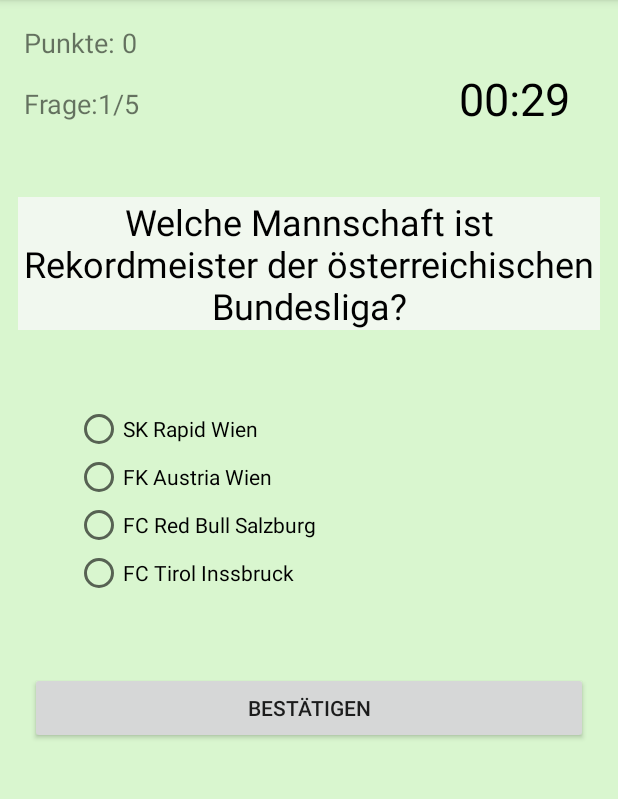
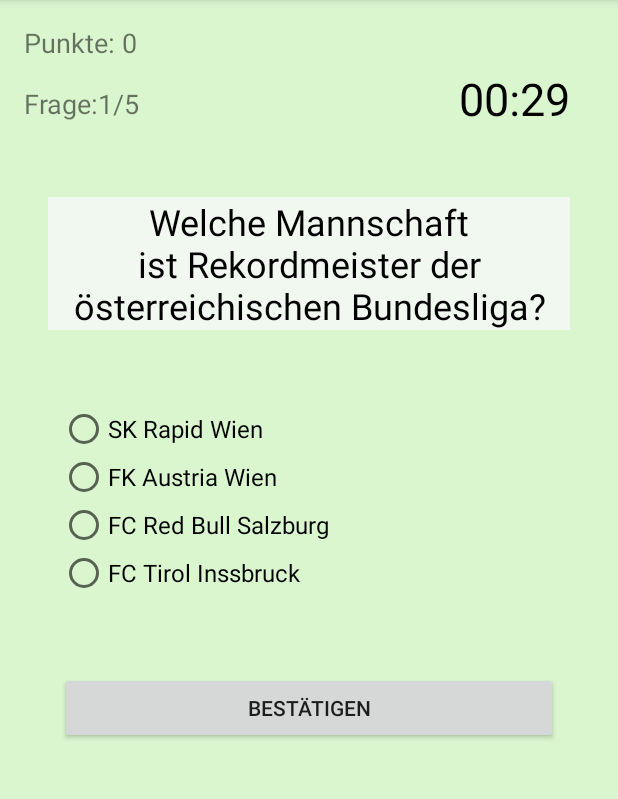
Before and after one commit to gabor2020/FootballApp, an Android app: the QuizActivity screen opened directly, with no data from a screen before it, after a tap on "QUIZ STARTEN", on a phone screen of 412 x 824 dp, the part 84-883 px from its top. Run offline under Robolectric (Android 15) with nearby library versions, the phone set to English and light mode, and no system bars.

Commit message:
Daily Commit 15.06.2020 Changes in layout and look

```diff
--- a/app/src/main/java/at/home/gabor/footballapp/QuizDbHelper.java
+++ b/app/src/main/java/at/home/gabor/footballapp/QuizDbHelper.java
@@ -119,7 +119,7 @@
         addQuestion(q20);
         Question q21 = new Question("Welcher Spieler hat dem Namen 'Il Fenomeno' von der italienischen Presse erhalten?", "Zinedine Zidane", "Ronaldo", "Pelé", "Luis Suárez",2);
         addQuestion(q21);
-        Question q22 = new Question("In welchem WM Spiel schoß Diego Maradona das berühmte 'Hand Gottes' Tor?", "1986 Argentinien gegen England", "1982 Argentinien gegen Belgien", "1982 Argentinien gegen Brasilien", "1986 Argentinien gegen Deutschland",1);
+        Question q22 = new Question("In welchem WM Spiel schoß Diego Maradona das berühmte 'Hand Gottes' Tor?", "1986 Argentinien-England", "1982 Argentinien-Belgien", "1982 Argentinien-Brasilien", "1986 Argentinien-Deutschland",1);
         addQuestion(q22);
     }
 
--- a/app/src/main/res/layout/activity_five.xml
+++ b/app/src/main/res/layout/activity_five.xml
@@ -42,13 +42,13 @@
                 android:id="@+id/textView18"
                 android:layout_width="match_parent"
                 android:layout_height="wrap_content"
-                android:layout_marginLeft="40dp"
+                android:layout_marginLeft="20dp"
                 android:layout_marginTop="20dp"
-                android:layout_marginRight="40dp"
+                android:layout_marginRight="20dp"
                 android:layout_marginBottom="20dp"
                 android:text="@string/era5_description"
                 android:textAlignment="center"
-                android:textSize="18sp" />
+                android:textSize="20sp" />
 
             <ImageView
                 android:id="@+id/imageView6"
--- a/app/src/main/res/layout/activity_four.xml
+++ b/app/src/main/res/layout/activity_four.xml
@@ -42,13 +42,13 @@
                 android:id="@+id/textView17"
                 android:layout_width="match_parent"
                 android:layout_height="wrap_content"
-                android:layout_marginStart="40dp"
+                android:layout_marginStart="20dp"
                 android:layout_marginTop="20dp"
-                android:layout_marginEnd="40dp"
+                android:layout_marginEnd="20dp"
                 android:layout_marginBottom="20dp"
                 android:text="@string/era4_description"
                 android:textAlignment="center"
-                android:textSize="18sp" />
+                android:textSize="20sp" />
 
             <ImageView
                 android:id="@+id/imageView5"
--- a/app/src/main/res/layout/activity_main.xml
+++ b/app/src/main/res/layout/activity_main.xml
@@ -45,13 +45,13 @@
                 android:id="@+id/textViewStartDescription"
                 android:layout_width="wrap_content"
                 android:layout_height="wrap_content"
-                android:layout_marginStart="40dp"
+                android:layout_marginStart="20dp"
                 android:layout_marginTop="10dp"
-                android:layout_marginEnd="40dp"
+                android:layout_marginEnd="20dp"
                 android:layout_marginBottom="10dp"
                 android:text="@string/text_description_main"
                 android:textAlignment="center"
-                android:textSize="24sp" />
+                android:textSize="30sp" />
 
         </LinearLayout>
 
--- a/app/src/main/res/layout/activity_one.xml
+++ b/app/src/main/res/layout/activity_one.xml
@@ -42,13 +42,13 @@
                 android:id="@+id/textView4"
                 android:layout_width="match_parent"
                 android:layout_height="wrap_content"
-                android:layout_marginStart="40dp"
+                android:layout_marginStart="20dp"
                 android:layout_marginTop="10dp"
-                android:layout_marginEnd="40dp"
+                android:layout_marginEnd="20dp"
                 android:layout_marginBottom="10dp"
                 android:text="@string/era1_description"
                 android:textAlignment="center"
-                android:textSize="18sp" />
+                android:textSize="20sp" />
 
             <ImageView
                 android:id="@+id/imageView2"
--- a/app/src/main/res/layout/activity_quiz.xml
+++ b/app/src/main/res/layout/activity_quiz.xml
@@ -11,7 +11,7 @@
         android:id="@+id/textView20"
         android:layout_width="wrap_content"
         android:layout_height="wrap_content"
-        android:layout_marginTop="50dp"
+        android:layout_marginTop="80dp"
         android:text="@string/title_quiz"
         android:textSize="36sp"
         app:layout_constraintEnd_toEndOf="parent"
--- a/app/src/main/res/layout/activity_quiz_started.xml
+++ b/app/src/main/res/layout/activity_quiz_started.xml
@@ -16,7 +16,7 @@
 
         <androidx.constraintlayout.widget.ConstraintLayout
             android:layout_width="match_parent"
-            android:layout_height="800dp"
+            android:layout_height="1000dp"
             android:orientation="vertical">
 
             <TextView
@@ -25,11 +25,11 @@
                 android:layout_height="wrap_content"
                 android:layout_marginStart="16dp"
                 android:layout_marginTop="16dp"
+                android:freezesText="true"
                 android:text="@string/text_score_zero"
                 android:textSize="18sp"
                 app:layout_constraintStart_toStartOf="parent"
-                app:layout_constraintTop_toTopOf="parent"
-                android:freezesText="true"/>
+                app:layout_constraintTop_toTopOf="parent" />
 
             <TextView
                 android:id="@+id/text_view_question_count"
@@ -37,20 +37,20 @@
                 android:layout_height="wrap_content"
                 android:layout_marginStart="16dp"
                 android:layout_marginTop="16dp"
+                android:freezesText="true"
                 android:textSize="18sp"
                 app:layout_constraintStart_toStartOf="parent"
-                app:layout_constraintTop_toBottomOf="@+id/text_view_score"
-                android:freezesText="true"/>
+                app:layout_constraintTop_toBottomOf="@+id/text_view_score" />
 
             <Button
                 android:id="@+id/button_confirm_next"
 
                 android:layout_width="0dp"
                 android:layout_height="wrap_content"
-                android:layout_marginStart="20dp"
+                android:layout_marginStart="40dp"
                 android:layout_marginTop="50dp"
-                android:layout_marginEnd="20dp"
-                android:layout_marginBottom="60dp"
+                android:layout_marginEnd="40dp"
+                android:layout_marginBottom="10dp"
                 android:freezesText="true"
                 app:layout_constraintBottom_toBottomOf="parent"
                 app:layout_constraintEnd_toEndOf="parent"
@@ -62,20 +62,20 @@
                 android:layout_width="wrap_content"
                 android:layout_height="wrap_content"
                 android:layout_marginEnd="32dp"
+                android:freezesText="true"
                 android:textColor="@android:color/black"
                 android:textSize="30sp"
                 app:layout_constraintBottom_toTopOf="@+id/text_view_question"
                 app:layout_constraintEnd_toEndOf="parent"
-                app:layout_constraintTop_toTopOf="parent"
-                android:freezesText="true"/>
+                app:layout_constraintTop_toTopOf="parent" />
 
             <TextView
                 android:id="@+id/text_view_question"
                 android:layout_width="0dp"
                 android:layout_height="wrap_content"
-                android:layout_marginStart="12dp"
+                android:layout_marginStart="32dp"
                 android:layout_marginTop="50dp"
-                android:layout_marginEnd="12dp"
+                android:layout_marginEnd="32dp"
                 android:background="@color/colorTextBackground"
                 android:freezesText="true"
                 android:textAlignment="center"
@@ -89,7 +89,7 @@
                 android:id="@+id/radio_group"
                 android:layout_width="wrap_content"
                 android:layout_height="wrap_content"
-                android:layout_marginStart="50dp"
+                android:layout_marginStart="40dp"
                 android:layout_marginTop="50dp"
                 app:layout_constraintBottom_toTopOf="@id/button_confirm_next"
                 app:layout_constraintStart_toStartOf="parent"
@@ -99,25 +99,29 @@
                     android:id="@+id/radio_button1"
                     android:layout_width="wrap_content"
                     android:layout_height="wrap_content"
-                    android:freezesText="true" />
+                    android:freezesText="true"
+                    android:textSize="16sp" />
 
                 <RadioButton
                     android:id="@+id/radio_button2"
                     android:layout_width="wrap_content"
                     android:layout_height="wrap_content"
-                    android:freezesText="true" />
+                    android:freezesText="true"
+                    android:textSize="16sp" />
 
                 <RadioButton
                     android:id="@+id/radio_button3"
                     android:layout_width="wrap_content"
                     android:layout_height="wrap_content"
-                    android:freezesText="true" />
+                    android:freezesText="true"
+                    android:textSize="16sp" />
 
                 <RadioButton
                     android:id="@+id/radio_button4"
                     android:layout_width="wrap_content"
                     android:layout_height="wrap_content"
-                    android:freezesText="true" />
+                    android:freezesText="true"
+                    android:textSize="16sp" />
 
 
             </RadioGroup>
--- a/app/src/main/res/layout/activity_six.xml
+++ b/app/src/main/res/layout/activity_six.xml
@@ -42,13 +42,13 @@
                 android:id="@+id/textView19"
                 android:layout_width="match_parent"
                 android:layout_height="wrap_content"
-                android:layout_marginLeft="40dp"
+                android:layout_marginLeft="20dp"
                 android:layout_marginTop="20dp"
-                android:layout_marginRight="40dp"
+                android:layout_marginRight="20dp"
                 android:layout_marginBottom="20dp"
                 android:text="@string/era6_description"
                 android:textAlignment="center"
-                android:textSize="18sp" />
+                android:textSize="20sp" />
 
             <ImageView
                 android:id="@+id/imageView7"
--- a/app/src/main/res/layout/activity_three.xml
+++ b/app/src/main/res/layout/activity_three.xml
@@ -42,13 +42,13 @@
                 android:id="@+id/textView10"
                 android:layout_width="match_parent"
                 android:layout_height="wrap_content"
-                android:layout_marginStart="40dp"
+                android:layout_marginStart="20dp"
                 android:layout_marginTop="20dp"
-                android:layout_marginEnd="40dp"
+                android:layout_marginEnd="20dp"
                 android:layout_marginBottom="20dp"
                 android:text="@string/era3_description"
                 android:textAlignment="center"
-                android:textSize="18sp" />
+                android:textSize="20sp" />
 
             <ImageView
                 android:id="@+id/imageView4"
--- a/app/src/main/res/layout/activity_two.xml
+++ b/app/src/main/res/layout/activity_two.xml
@@ -42,13 +42,13 @@
                 android:id="@+id/textView7"
                 android:layout_width="match_parent"
                 android:layout_height="wrap_content"
-                android:layout_marginStart="40dp"
+                android:layout_marginStart="20dp"
                 android:layout_marginTop="10dp"
-                android:layout_marginEnd="40dp"
+                android:layout_marginEnd="20dp"
                 android:layout_marginBottom="10dp"
                 android:text="@string/era2_description"
                 android:textAlignment="center"
-                android:textSize="18sp" />
+                android:textSize="20sp" />
 
             <ImageView
                 android:id="@+id/imageView3"
--- a/app/src/main/res/values/strings.xml
+++ b/app/src/main/res/values/strings.xml
@@ -9,7 +9,7 @@
     <string name="player_ronaldo" translatable="false">Cristiano Ronaldo</string>
     <string name="player_messi" translatable="false">Lionel Messi</string>
     <string name="player_not_selected">Bitte auswählen!</string>
-    <string name="description_puskas">Ungarns berühmtester Spieler hat in Budapest Honvéd und Real Madrid in 539 Spielen 514 Tore geschossen. Vize-Weltmeister und olympischer Meister, achtmaliger Torschützenkönig in Ungarn und Spanien.</string>
+    <string name="description_puskas">Ungarns berühmtester Spieler hat in Budapest Honvéd und Real Madrid in 539 Spielen 514 Tore geschossen. Er war Vize-Weltmeister und olympischer Meister, achtmaliger Torschützenkönig in Ungarn und Spanien.</string>
     <string name="description_pele">Das südamerikanische Wunderkind gewann mit der brasilianischen Nationalmannschaft dreimal die Fußball-Weltmeisterschaft. Mit 77 Treffern in 92 Länderspielen ist der ehemalige Stürmer Rekordtorschütze der brasilianischen Nationalmannschaft. Pelé gewann mit dem FC Santos in 17 Jahren insgesamt 26 nationale und internationale Titel.</string>
     <string name="description_maradona">Diego Armando Maradona gilt als einer der besten Fußballspieler der Geschichte. Er führte als Mannschaftskapitän die Argentinische Nationalmannschaft zum Gewinn der Weltmeisterschaft 1986. Insgesamt nahm er an vier WM-Turnieren teil und erzielte in 91 Länderspielen 34 Tore.</string>
     <string name="description_ronaldo">In der Jugendakademie von Sporting Lissabon ausgebildet, Cristiano Ronaldo wurde mit 18 Jahren von Manchester United unter Vertrag genommen und entwickelte sich dort zu einem Weltklassefußballer. Ronaldo ist der einzige Fußballer, der in England, Spanien und Italien Meister sowie als Fußballer des Jahres ausgezeichnet wurde.</string>
```
Also changed, not shown: app/src/main/res/layout/activity_top.xml (+4 -3 lines), app/src/main/res/layout/fragment_tab_videos.xml (+22 -15 lines), 1 other file.
